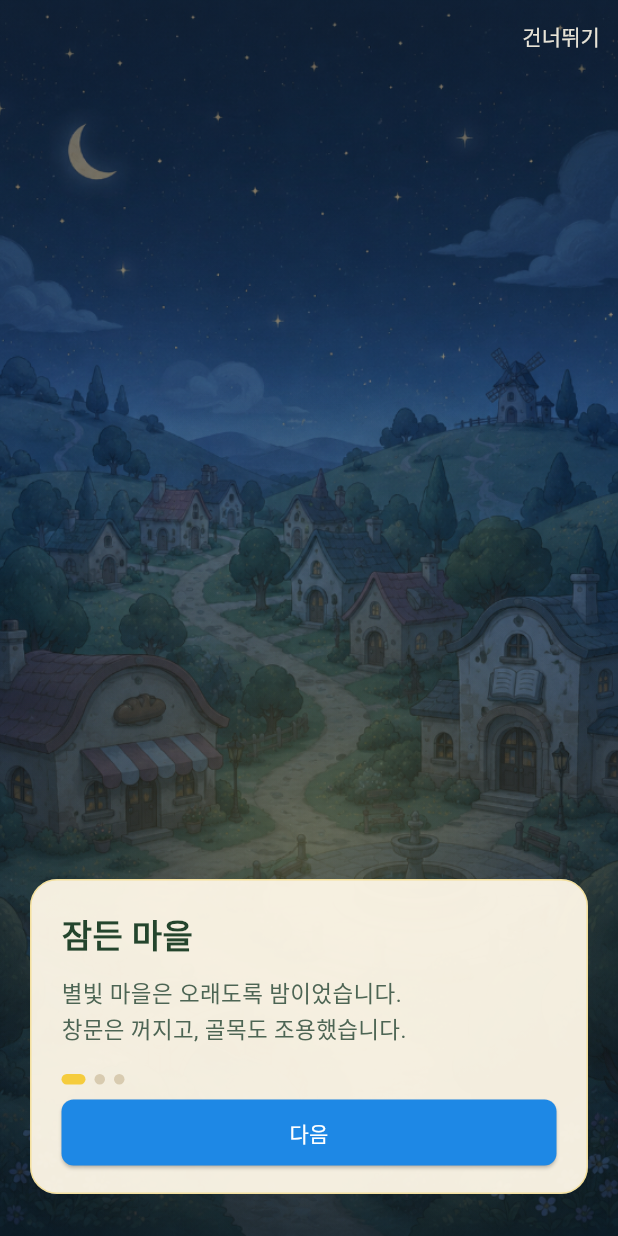
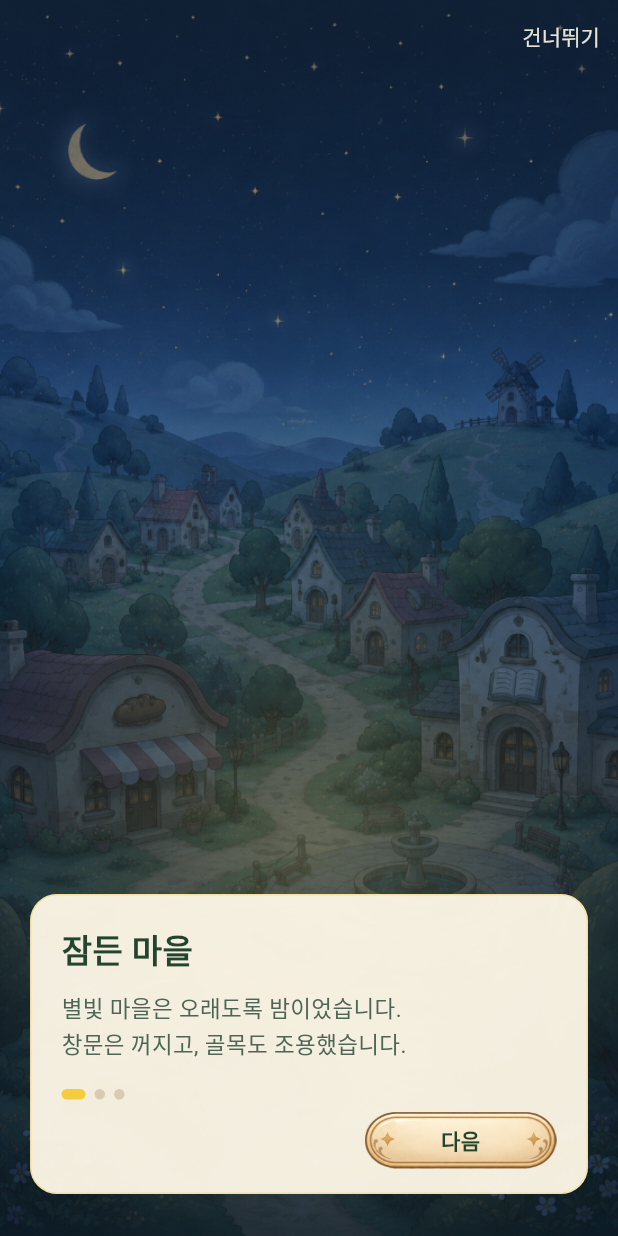
Before and after one commit to softCastella/Starlight-Sudoku, a Flutter app: the screen it shows after launch, after a tap on "새 퍼즐 시작", on a phone screen of 412 x 824 dp. Run offline on Flutter 3.47's test engine with Material 3 defaults, Android fonts, the phone set to English and light mode, and no system bars; our stand-ins replace shared_preferences.

Commit message:
fix: polish title credits, oval buttons, splash scale, and stage glow
Co-authored-by: Cursor <cursoragent@cursor.com>

```diff
--- a/lib/presentation/screens/home_screen.dart
+++ b/lib/presentation/screens/home_screen.dart
@@ -86,19 +86,20 @@ class HomeScreen extends StatelessWidget {
                     children: [
                       ParchmentButton(
                         label: '새 퍼즐 시작',
-                        height: 62,
-                        fontSize: 17,
+                        fontSize: 19,
                         onPressed: () => _startNewPuzzle(context),
                       ),
+                      const SizedBox(height: 10),
                       Consumer<GameNotifier>(
                         builder: (context, gameNotifier, _) {
                           if (!gameNotifier.hasActiveGame) {
                             return const SizedBox.shrink();
                           }
-                          return ParchmentButton(
+                          return Padding(
+                            padding: const EdgeInsets.only(bottom: 10),
+                            child: ParchmentButton(
                               label: '이어서 하기',
-                            height: 58,
-                            fontSize: 16,
+                              fontSize: 18,
                               onPressed: () {
                                 if (gameNotifier.continueGame()) {
                                   Navigator.push(
@@ -107,19 +108,57 @@ class HomeScreen extends StatelessWidget {
                                   );
                                 }
                               },
+                            ),
                           );
                         },
                       ),
                       ParchmentButton(
                         label: '마을 보기',
-                        height: 58,
-                        fontSize: 16,
+                        fontSize: 18,
                         onPressed: () {
                           Navigator.push(
                             context,
                             MaterialPageRoute(builder: (context) => const VillageScreen()),
                           );
                         },
+                      ),
+                    ],
+                  ),
+                ),
+              ),
+            ),
+          ),
+          const Positioned(
+            left: 0,
+            right: 0,
+            bottom: 0,
+            child: SafeArea(
+              top: false,
+              child: IgnorePointer(
+                child: Padding(
+                  padding: EdgeInsets.only(bottom: 8),
+                  child: Column(
+                    mainAxisSize: MainAxisSize.min,
+                    children: [
+                      Text(
+                        'Tyche works',
+                        textAlign: TextAlign.center,
+                        style: TextStyle(
+                          fontSize: 11,
+                          fontWeight: FontWeight.w600,
+                          color: Color(0xE6FFF8E8),
+                          height: 1.2,
+                        ),
+                      ),
+                      SizedBox(height: 2),
+                      Text(
+                        '© Tyche Spark. All rights reserved.',
+                        textAlign: TextAlign.center,
+                        style: TextStyle(
+                          fontSize: 11,
+                          color: Color(0xD9FFF8E8),
+                          height: 1.2,
+                        ),
                       ),
                     ],
                   ),
--- a/lib/presentation/screens/opening_story_screen.dart
+++ b/lib/presentation/screens/opening_story_screen.dart
@@ -2,6 +2,7 @@ import 'package:flutter/material.dart';
 import 'package:provider/provider.dart';
 import 'package:sudoku_game/core/village/opening_story.dart';
 import 'package:sudoku_game/presentation/notifiers/game_notifier.dart';
+import 'package:sudoku_game/presentation/widgets/oval_image_button.dart';
 import 'package:sudoku_game/presentation/widgets/play_viewport.dart';
 import 'package:sudoku_game/presentation/widgets/village_scene_backdrop.dart';
 
@@ -122,11 +123,14 @@ class _OpeningStoryScreenState extends State<OpeningStoryScreen> {
                             }),
                           ),
                           const SizedBox(height: 8),
-                          SizedBox(
-                            width: double.infinity,
-                            child: ElevatedButton(
+                          Align(
+                            alignment: Alignment.centerRight,
+                            child: OvalImageButton(
+                              label: isLast ? '첫 창문을 밝히기' : '다음',
+                              width: isLast ? 176 : 128,
+                              height: 38,
+                              fontSize: isLast ? 13 : 14,
                               onPressed: _next,
-                              child: Text(isLast ? '첫 창문을 밝히기' : '다음'),
                             ),
                           ),
                         ],
--- a/lib/presentation/screens/splash_screen.dart
+++ b/lib/presentation/screens/splash_screen.dart
@@ -51,14 +51,14 @@ class _SplashScreenState extends State<SplashScreen>
 
     _logoScale = TweenSequence<double>([
       TweenSequenceItem(
-        tween: Tween<double>(begin: 0.78, end: 1.06).chain(CurveTween(curve: fade)),
+        tween: Tween<double>(begin: 0.78, end: 0.98).chain(CurveTween(curve: fade)),
         weight: 38,
       ),
       TweenSequenceItem(
-        tween: Tween<double>(begin: 1.06, end: 1.08).chain(CurveTween(curve: Curves.easeOut)),
+        tween: Tween<double>(begin: 0.98, end: 1.0).chain(CurveTween(curve: Curves.easeOut)),
         weight: 18,
       ),
-      TweenSequenceItem(tween: ConstantTween<double>(1.08), weight: 44),
+      TweenSequenceItem(tween: ConstantTween<double>(1.0), weight: 44),
     ]).animate(_controller);
 
     _overlayOpacity = TweenSequence<double>([
@@ -146,7 +146,7 @@ class _SplashScreenState extends State<SplashScreen>
                       padding: EdgeInsets.symmetric(horizontal: 48),
                       child: Image(
                         image: AssetImage(SplashScreen.logoAsset),
-                        width: 280,
+                        width: 232,
                         fit: BoxFit.contain,
                       ),
                     ),
--- a/lib/presentation/screens/village_missions_screen.dart
+++ b/lib/presentation/screens/village_missions_screen.dart
@@ -206,7 +206,9 @@ class _MissionCardState extends State<_MissionCard> {
                     child: widget.iconAsset == null
                         ? Icon(Icons.home, color: widget.accent, size: 26)
                         : Padding(
-                            padding: const EdgeInsets.all(6),
+                            padding: EdgeInsets.all(
+                              building.id == 'fountain' ? 2 : 6,
+                            ),
                             child: Image.asset(
                               widget.iconAsset!,
                               fit: BoxFit.contain,
--- /dev/null
+++ b/lib/presentation/widgets/oval_image_button.dart
@@ -0,0 +1,79 @@
+import 'package:flutter/material.dart';
+
+/// Small horizontal oval button with the cream modal-button art.
+class OvalImageButton extends StatefulWidget {
+  const OvalImageButton({
+    super.key,
+    required this.label,
+    required this.onPressed,
+    this.width = 168,
+    this.height = 40,
+    this.fontSize = 14,
+  });
+
+  static const asset =
+      'assets/images/SystemUI/button_modal_default_starlight_sudoku.png';
+
+  final String label;
+  final VoidCallback onPressed;
+  final double width;
+  final double height;
+  final double fontSize;
+
+  @override
+  State<OvalImageButton> createState() => _OvalImageButtonState();
+}
+
+class _OvalImageButtonState extends State<OvalImageButton> {
+  static const _ink = Color(0xFF24452D);
+
+  bool _pressed = false;
+
+  @override
+  Widget build(BuildContext context) {
+    return Semantics(
+      button: true,
+      label: widget.label,
+      child: GestureDetector(
+        onTap: widget.onPressed,
+        onTapDown: (_) => setState(() => _pressed = true),
+        onTapUp: (_) => setState(() => _pressed = false),
+        onTapCancel: () => setState(() => _pressed = false),
+        child: AnimatedScale(
+          duration: const Duration(milliseconds: 90),
+          scale: _pressed ? 0.97 : 1,
+          child: SizedBox(
+            width: widget.width,
+            height: widget.height,
+            child: Stack(
+              alignment: Alignment.center,
+              children: [
+                Positioned.fill(
+                  child: Image.asset(
+                    OvalImageButton.asset,
+                    fit: BoxFit.fill,
+                    filterQuality: FilterQuality.medium,
+                  ),
+                ),
+                Padding(
+                  padding: const EdgeInsets.symmetric(horizontal: 12),
+                  child: Text(
+                    widget.label,
+                    maxLines: 1,
+                    overflow: TextOverflow.ellipsis,
+                    style: TextStyle(
+                      fontSize: widget.fontSize,
+                      fontWeight: FontWeight.w800,
+                      color: _ink,
+                      height: 1,
+                    ),
+                  ),
+                ),
+              ],
+            ),
+          ),
+        ),
+      ),
+    );
+  }
+}
--- a/lib/presentation/widgets/parchment_button.dart
+++ b/lib/presentation/widgets/parchment_button.dart
@@ -6,15 +6,14 @@ class ParchmentButton extends StatefulWidget {
     super.key,
     required this.label,
     required this.onPressed,
-    this.height = 64,
-    this.fontSize = 17,
+    this.fontSize = 19,
   });
 
   static const asset = 'assets/images/SystemUI/Button.png';
+  static const imageAspectRatio = 2172 / 724;
 
   final String label;
   final VoidCallback? onPressed;
-  final double height;
   final double fontSize;
 
   @override
@@ -42,25 +41,25 @@ class _ParchmentButtonState extends State<ParchmentButton> {
         child: AnimatedScale(
           duration: const Duration(milliseconds: 90),
           scale: _pressed ? 0.97 : 1,
-          child: SizedBox(
-            height: widget.height,
-            width: double.infinity,
+          child: AspectRatio(
+            aspectRatio: ParchmentButton.imageAspectRatio,
             child: Stack(
               alignment: Alignment.center,
+              clipBehavior: Clip.none,
               children: [
                 Positioned.fill(
                   child: Opacity(
                     opacity: enabled ? 1 : 0.55,
                     child: Image.asset(
                       ParchmentButton.asset,
-                      fit: BoxFit.fitWidth,
+                      fit: BoxFit.contain,
                       alignment: Alignment.center,
                       filterQuality: FilterQuality.medium,
                     ),
                   ),
                 ),
                 Padding(
-                  padding: const EdgeInsets.symmetric(horizontal: 48),
+                  padding: const EdgeInsets.symmetric(horizontal: 52),
                   child: Text(
                     widget.label,
                     textAlign: TextAlign.center,
```
Also changed, not shown: lib/presentation/screens/level_select_screen.dart (+11 -7 lines), lib/presentation/screens/village_screen.dart (+36 -15 lines), lib/presentation/widgets/give_up_puzzle_dialog.dart (+20 -12 lines). Lines whose indentation alone changed are shown as unchanged.
